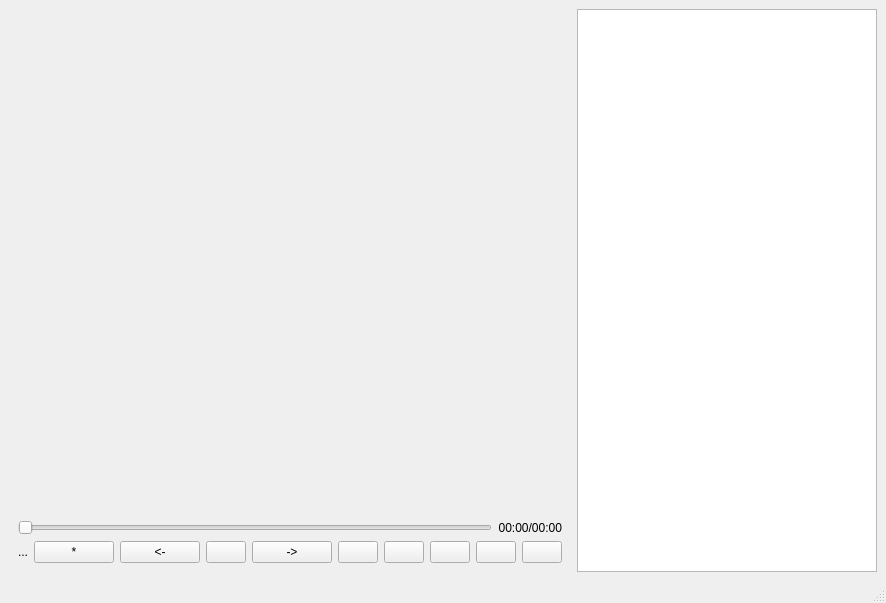
The window that src/widget.ui (SHM-white/MusicPlayer) describes before a commit, drawn with Qt 5.
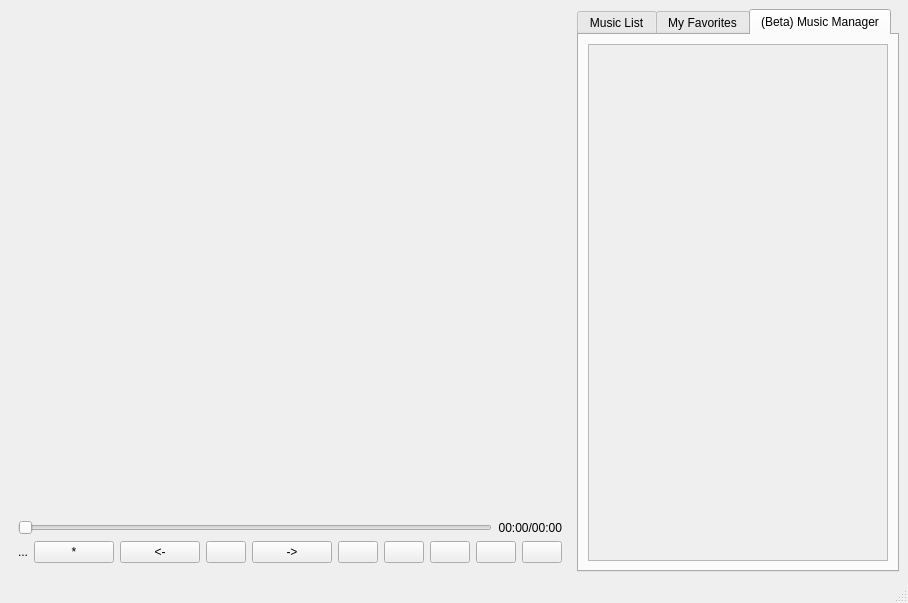
The same window after the commit. The open tabs and pages were chosen to show the change. Custom widgets are drawn as their Qt base class.

What changed in the file:
```diff
--- a/src/widget.ui
+++ b/src/widget.ui
@@ -92,7 +92,7 @@
            <item>
             <layout class="QHBoxLayout" name="horizontalLayout">
              <item>
-              <widget class="QPushButton" name="pushButton_Like">
+              <widget class="ChangePlaybackSpeedButton" name="pushButton_PlaySpeed">
                <property name="sizePolicy">
                 <sizepolicy hsizetype="Maximum" vsizetype="Fixed">
                  <horstretch>0</horstretch>
@@ -215,25 +215,91 @@
        </widget>
       </item>
       <item>
-       <widget class="QListWidget" name="listWidget_PlayList">
+       <widget class="QTabWidget" name="tabWidget">
+        <property name="enabled">
+         <bool>true</bool>
+        </property>
         <property name="sizePolicy">
-         <sizepolicy hsizetype="Minimum" vsizetype="Expanding">
+         <sizepolicy hsizetype="Preferred" vsizetype="Expanding">
           <horstretch>0</horstretch>
           <verstretch>0</verstretch>
          </sizepolicy>
         </property>
-        <property name="minimumSize">
+        <property name="maximumSize">
          <size>
-          <width>300</width>
-          <height>0</height>
+          <width>400</width>
+          <height>16777215</height>
          </size>
         </property>
-        <property name="editTriggers">
-         <set>QAbstractItemView::EditTrigger::NoEditTriggers</set>
+        <property name="currentIndex">
+         <number>0</number>
         </property>
-        <property name="dragDropMode">
-         <enum>QAbstractItemView::DragDropMode::DropOnly</enum>
-        </property>
+        <widget class="QWidget" name="tab">
+         <attribute name="title">
+          <string>Music List</string>
+         </attribute>
+         <layout class="QVBoxLayout" name="verticalLayout_3">
+          <item>
+           <widget class="QListWidget" name="listWidget_PlayList">
+            <property name="sizePolicy">
+             <sizepolicy hsizetype="Preferred" vsizetype="Expanding">
+              <horstretch>0</horstretch>
+              <verstretch>0</verstretch>
+             </sizepolicy>
+            </property>
+            <property name="minimumSize">
+             <size>
+              <width>300</width>
+              <height>0</height>
+             </size>
+            </property>
+            <property name="editTriggers">
+             <set>QAbstractItemView::EditTrigger::NoEditTriggers</set>
+            </property>
+            <property name="dragDropMode">
+             <enum>QAbstractItemView::DragDropMode::DropOnly</enum>
+            </property>
+           </widget>
+          </item>
+         </layout>
+        </widget>
+        <widget class="QWidget" name="tab_2">
+         <attribute name="title">
+          <string>My Favorites</string>
+         </attribute>
+         <layout class="QVBoxLayout" name="verticalLayout_5">
+          <item>
+           <widget class="QListWidget" name="listWidget">
+            <property name="sizePolicy">
+             <sizepolicy hsizetype="Preferred" vsizetype="Expanding">
+              <horstretch>0</horstretch>
+              <verstretch>0</verstretch>
+             </sizepolicy>
+            </property>
+           </widget>
+          </item>
+         </layout>
+        </widget>
+        <widget class="QWidget" name="tab_3">
+         <property name="enabled">
+          <bool>false</bool>
+         </property>
+         <attribute name="title">
+          <string>(Beta) Music Manager</string>
+         </attribute>
+         <layout class="QVBoxLayout" name="verticalLayout_4">
+          <item>
+           <widget class="QListView" name="listView">
+            <property name="sizePolicy">
+             <sizepolicy hsizetype="Preferred" vsizetype="Expanding">
+              <horstretch>0</horstretch>
+              <verstretch>0</verstretch>
+             </sizepolicy>
+            </property>
+           </widget>
+          </item>
+         </layout>
+        </widget>
        </widget>
       </item>
      </layout>
@@ -274,6 +340,11 @@
    <extends>QPushButton</extends>
    <header location="global">LoopModeSwitcher.h</header>
   </customwidget>
+  <customwidget>
+   <class>ChangePlaybackSpeedButton</class>
+   <extends>QPushButton</extends>
+   <header location="global">ChangePlaybackSpeedButton.h</header>
+  </customwidget>
  </customwidgets>
  <resources/>
  <connections/>
```
